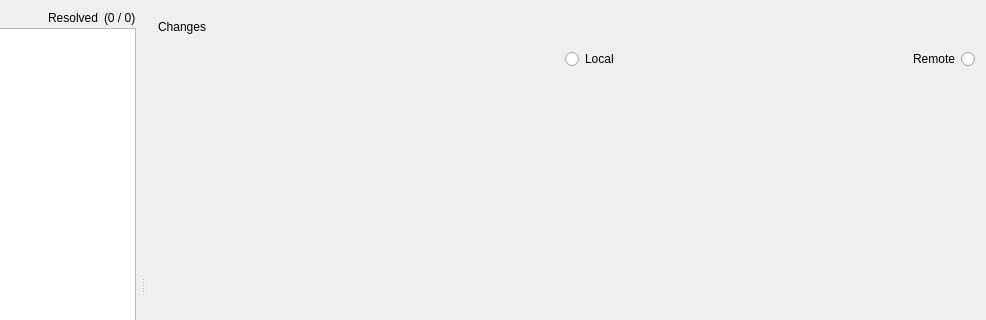
Above: src/nextgis_connect/detached_editing/conflicts/ui/resolving_dialog_base.ui from nextgis/nextgis_connect before the change; both pictures show x 114 to 1100 and y 0 to 320 of the 1100 by 600 pixel window. Below: the same form after it.
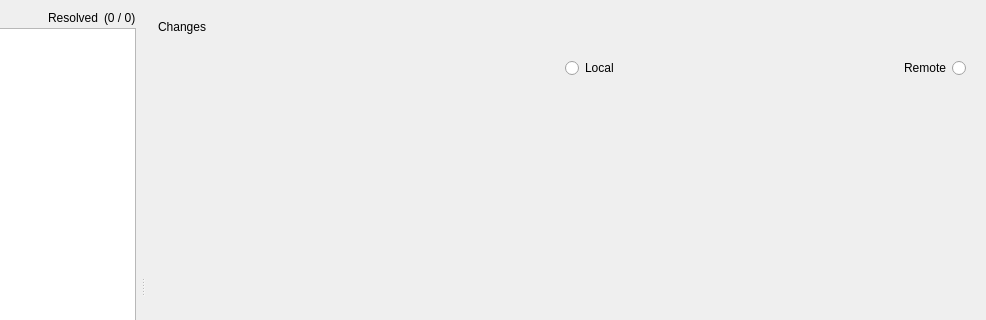
That is the form after the change. The open tabs and pages were chosen to show the change.

Commit message: Add resolving for Delete vs Update and Update vs Delete

What changed in the file:
```diff
--- a/src/nextgis_connect/detached_editing/conflicts/ui/resolving_dialog_base.ui
+++ b/src/nextgis_connect/detached_editing/conflicts/ui/resolving_dialog_base.ui
@@ -365,16 +365,17 @@
                </widget>
               </item>
               <item>
-               <layout class="QGridLayout" name="update_deletion_widget">
+               <widget class="QWidget" name="update_delete_widget" native="true">
+                <layout class="QGridLayout" name="update_delete_widget_2">
                 <item row="0" column="2">
-                 <widget class="QRadioButton" name="update_deletion_local_radiobutton">
+                  <widget class="QRadioButton" name="update_delete_local_radiobutton">
                   <property name="text">
                    <string>Local</string>
                   </property>
                  </widget>
                 </item>
                 <item row="0" column="0">
-                 <widget class="QWidget" name="update_deletion_empty_widget_1" native="true">
+                  <widget class="QWidget" name="update_delete_empty_widget_1" native="true">
                   <property name="sizePolicy">
                    <sizepolicy hsizetype="Minimum" vsizetype="Preferred">
                     <horstretch>0</horstretch>
@@ -384,7 +385,7 @@
                  </widget>
                 </item>
                 <item row="0" column="3">
-                 <widget class="QRadioButton" name="update_deletion_remote_radiobutton">
+                  <widget class="QRadioButton" name="update_delete_remote_radiobutton">
                   <property name="layoutDirection">
                    <enum>Qt::RightToLeft</enum>
                   </property>
@@ -394,9 +395,10 @@
                  </widget>
                 </item>
                 <item row="0" column="1">
-                 <widget class="QWidget" name="update_deletion_empty_widget_2" native="true"/>
-                </item>
-               </layout>
+                  <widget class="QWidget" name="update_delete_empty_widget_2" native="true"/>
+                 </item>
+                </layout>
+               </widget>
               </item>
               <item>
                <spacer name="verticalSpacer_2">
```
Left out of the diff: 34 changed lines with no effect on the pictures. Lines whose indentation alone changed are shown as unchanged. The commit also changes 10 other files.
